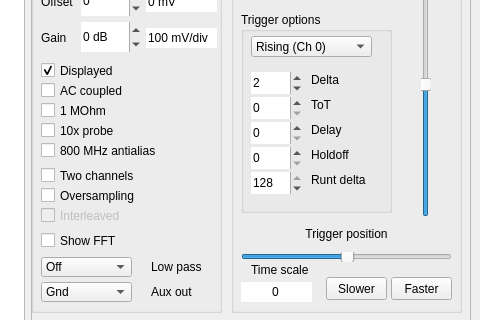
This is software/HaasoscopePro.ui in drandyhaas/HaasoscopePro as Qt 5 draws it before an edit; both pictures show x 834 to 1314 and y 126 to 446 of the 1314 by 909 pixel window. The edited form follows.
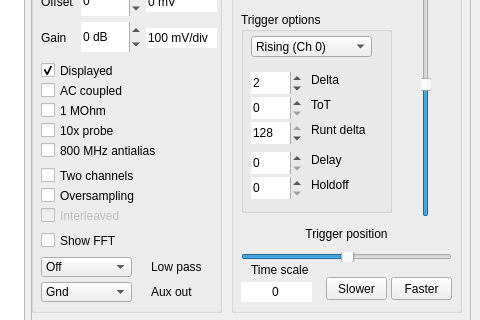
This is the edited form. Custom widgets are drawn as their Qt base class.

Commit message: delta's layout

```diff
--- a/software/HaasoscopePro.ui
+++ b/software/HaasoscopePro.ui
@@ -454,7 +454,7 @@
          <property name="geometry">
           <rect>
            <x>70</x>
-           <y>110</y>
+           <y>140</y>
            <width>61</width>
            <height>16</height>
           </rect>
@@ -472,7 +472,7 @@
          <property name="geometry">
           <rect>
            <x>10</x>
-           <y>110</y>
+           <y>140</y>
            <width>51</width>
            <height>22</height>
           </rect>
@@ -505,7 +505,7 @@
          <property name="geometry">
           <rect>
            <x>10</x>
-           <y>135</y>
+           <y>165</y>
            <width>51</width>
            <height>22</height>
           </rect>
@@ -538,7 +538,7 @@
          <property name="geometry">
           <rect>
            <x>70</x>
-           <y>135</y>
+           <y>165</y>
            <width>61</width>
            <height>16</height>
           </rect>
@@ -556,7 +556,7 @@
          <property name="geometry">
           <rect>
            <x>10</x>
-           <y>160</y>
+           <y>110</y>
            <width>51</width>
            <height>22</height>
           </rect>
@@ -589,7 +589,7 @@
          <property name="geometry">
           <rect>
            <x>70</x>
-           <y>160</y>
+           <y>110</y>
            <width>71</width>
            <height>16</height>
           </rect>
```
